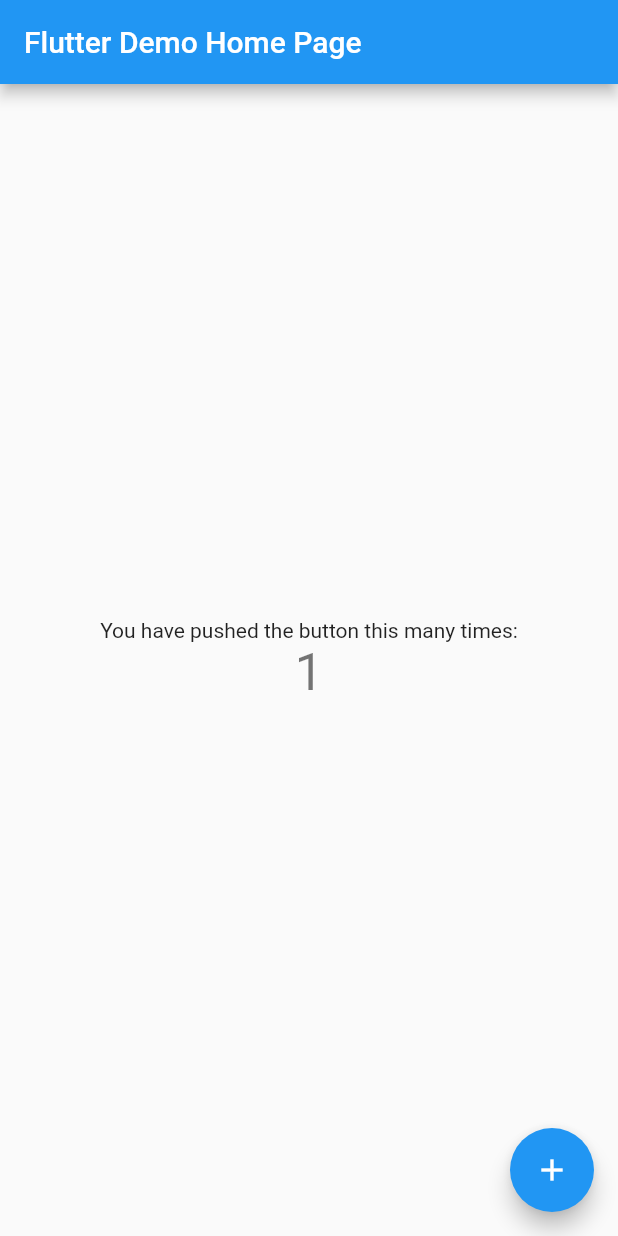
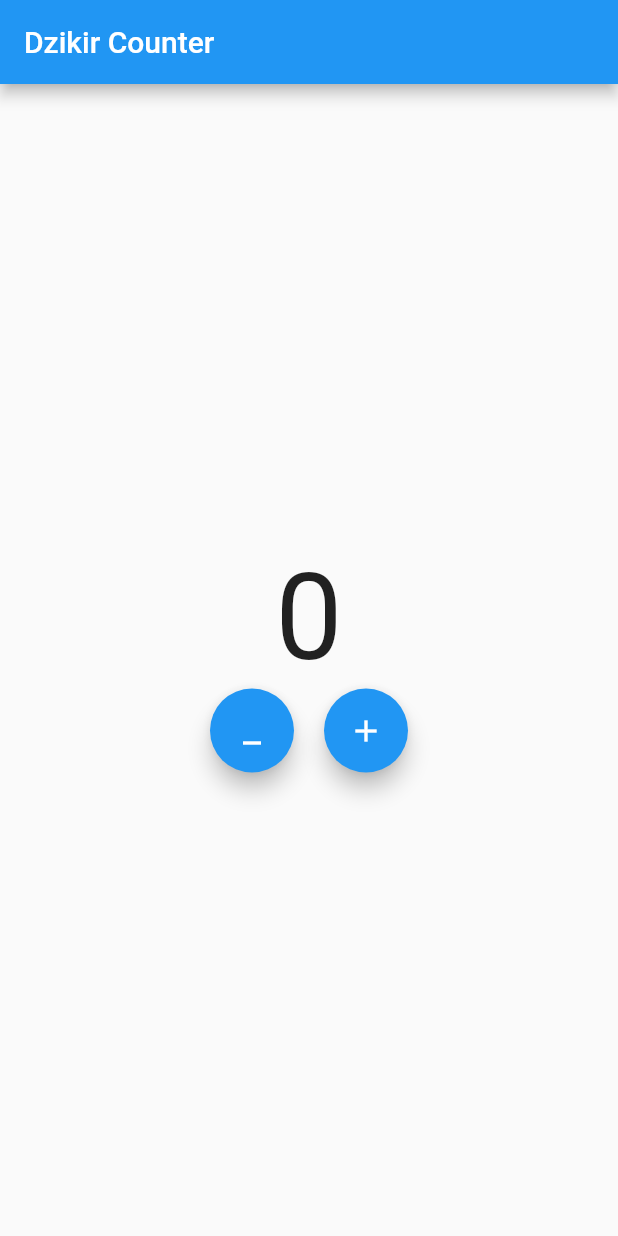
Before and after one commit to rizkitriandani/flutter_mobx_tutorials, a Flutter app: the screen it shows after launch, after a tap on the "add" icon, on a phone screen of 412 x 824 dp. Run offline on Flutter 3.47's test engine with Material 2 defaults, Android fonts, the phone set to English and light mode, and no system bars.

Commit message:
- Added layouts for Dzikir Counter. - Added depedencies for mobx statemanagement in pubspec.yaml

```diff
--- a/lib/main.dart
+++ b/lib/main.dart
@@ -5,113 +5,37 @@ void main() {
 }
 
 class MyApp extends StatelessWidget {
-  // This widget is the root of your application.
   @override
   Widget build(BuildContext context) {
-    return MaterialApp(
-      title: 'Flutter Demo',
-      theme: ThemeData(
-        // This is the theme of your application.
-        //
-        // Try running your application with "flutter run". You'll see the
-        // application has a blue toolbar. Then, without quitting the app, try
-        // changing the primarySwatch below to Colors.green and then invoke
-        // "hot reload" (press "r" in the console where you ran "flutter run",
-        // or simply save your changes to "hot reload" in a Flutter IDE).
-        // Notice that the counter didn't reset back to zero; the application
-        // is not restarted.
-        primarySwatch: Colors.blue,
-        // This makes the visual density adapt to the platform that you run
-        // the app on. For desktop platforms, the controls will be smaller and
-        // closer together (more dense) than on mobile platforms.
-        visualDensity: VisualDensity.adaptivePlatformDensity,
-      ),
-      home: MyHomePage(title: 'Flutter Demo Home Page'),
-    );
+   return MaterialApp(
+     home: MainPage(),
+   );
+  }
+
+}
+
+class MainPage extends StatelessWidget {
+  @override
+  Widget build(BuildContext context) {
+   return Scaffold(
+     appBar: AppBar(title: Text("Dzikir Counter"),),
+     body: Center(
+       child: Column(
+         mainAxisAlignment: MainAxisAlignment.center,
+         children: [
+           Text("0", style: TextStyle(fontSize: 80),),
+           Row(
+             mainAxisAlignment: MainAxisAlignment.center,
+             children: [
+               FloatingActionButton(onPressed: (){}, child:Icon(Icons.minimize),),
+               SizedBox(width:20),
+               FloatingActionButton(onPressed: (){}, child:Icon(Icons.add),),
+             ],
+           ),
+
+         ],
+       ),
+     ),
+   );
   }
 }
-
-class MyHomePage extends StatefulWidget {
-  MyHomePage({Key key, this.title}) : super(key: key);
-
-  // This widget is the home page of your application. It is stateful, meaning
-  // that it has a State object (defined below) that contains fields that affect
-  // how it looks.
-
-  // This class is the configuration for the state. It holds the values (in this
-  // case the title) provided by the parent (in this case the App widget) and
-  // used by the build method of the State. Fields in a Widget subclass are
-  // always marked "final".
-
-  final String title;
-
-  @override
-  _MyHomePageState createState() => _MyHomePageState();
-}
-
-class _MyHomePageState extends State<MyHomePage> {
-  int _counter = 0;
-
-  void _incrementCounter() {
-    setState(() {
-      // This call to setState tells the Flutter framework that something has
-      // changed in this State, which causes it to rerun the build method below
-      // so that the display can reflect the updated values. If we changed
-      // _counter without calling setState(), then the build method would not be
-      // called again, and so nothing would appear to happen.
-      _counter++;
-    });
-  }
-
-  @override
-  Widget build(BuildContext context) {
-    // This method is rerun every time setState is called, for instance as done
-    // by the _incrementCounter method above.
-    //
-    // The Flutter framework has been optimized to make rerunning build methods
-    // fast, so that you can just rebuild anything that needs updating rather
-    // than having to individually change instances of widgets.
-    return Scaffold(
-      appBar: AppBar(
-        // Here we take the value from the MyHomePage object that was created by
-        // the App.build method, and use it to set our appbar title.
-        title: Text(widget.title),
-      ),
-      body: Center(
-        // Center is a layout widget. It takes a single child and positions it
-        // in the middle of the parent.
-        child: Column(
-          // Column is also a layout widget. It takes a list of children and
-          // arranges them vertically. By default, it sizes itself to fit its
-          // children horizontally, and tries to be as tall as its parent.
-          //
-          // Invoke "debug painting" (press "p" in the console, choose the
-          // "Toggle Debug Paint" action from the Flutter Inspector in Android
-          // Studio, or the "Toggle Debug Paint" command in Visual Studio Code)
-          // to see the wireframe for each widget.
-          //
-          // Column has various properties to control how it sizes itself and
-          // how it positions its children. Here we use mainAxisAlignment to
-          // center the children vertically; the main axis here is the vertical
-          // axis because Columns are vertical (the cross axis would be
-          // horizontal).
-          mainAxisAlignment: MainAxisAlignment.center,
-          children: <Widget>[
-            Text(
-              'You have pushed the button this many times:',
-            ),
-            Text(
-              '$_counter',
-              style: Theme.of(context).textTheme.headline4,
-            ),
-          ],
-        ),
-      ),
-      floatingActionButton: FloatingActionButton(
-        onPressed: _incrementCounter,
-        tooltip: 'Increment',
-        child: Icon(Icons.add),
-      ), // This trailing comma makes auto-formatting nicer for build methods.
-    );
-  }
-}
--- a/pubspec.yaml
+++ b/pubspec.yaml
@@ -23,6 +23,9 @@ environment:
 dependencies:
   flutter:
     sdk: flutter
+  mobx:
+  flutter_mobx:
+  provider:
 
 
   # The following adds the Cupertino Icons font to your application.
@@ -32,6 +35,8 @@ dependencies:
 dev_dependencies:
   flutter_test:
     sdk: flutter
+  build_runner:
+  mobx_codegen:
 
 # For information on the generic Dart part of this file, see the
 # following page: https://dart.dev/tools/pub/pubspec
```
Also changed, not shown: pubspec.lock, 1 other file.
